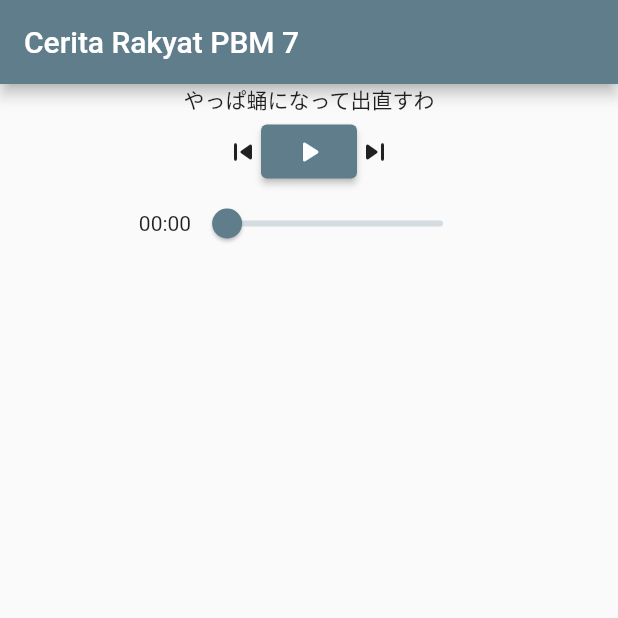
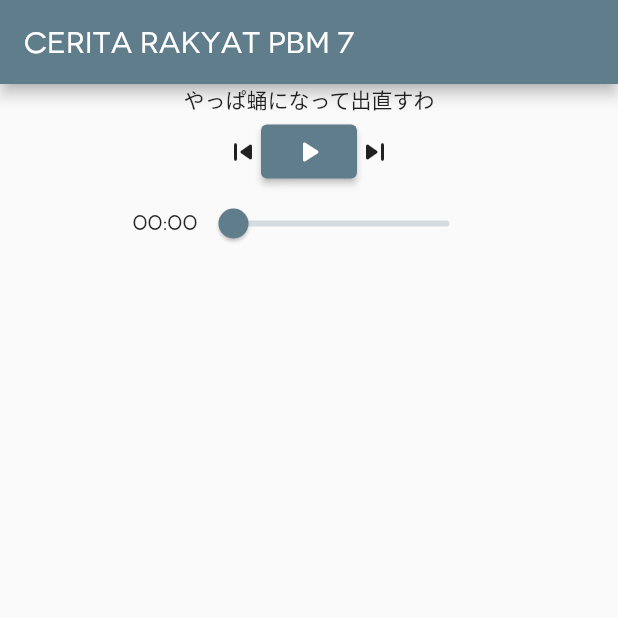
Before and after one commit to respectZ/cr-a7, a Flutter app: the screen it shows after launch, on a phone screen of 412 x 824 dp, the top half of it. Run offline on Flutter 3.47's test engine with Material 2 defaults, Android fonts, the phone set to English and light mode, and no system bars; our stand-ins replace assets_audio_player.

Commit message:
update main

```diff
--- a/lib/main.dart
+++ b/lib/main.dart
@@ -49,9 +49,7 @@ class _MainAppState extends State<MainApp> {
   Widget build(BuildContext context) {
     return MaterialApp(
       title: 'Cerita Rakyat PBM 7',
-      theme: ThemeData(
-        primarySwatch: Colors.blueGrey,
-      ),
+      theme: ThemeData(primarySwatch: Colors.blueGrey, fontFamily: 'Novecento'),
       home: const MyHomePage(title: 'Cerita Rakyat PBM 7'),
     );
   }
```
